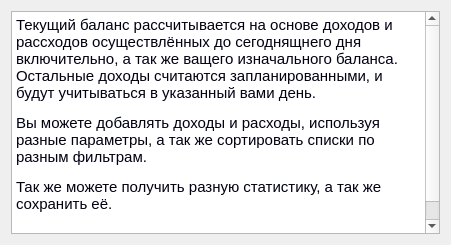
Above: addition_dialog.ui from stepanshustov/financial_assistant before the change. Below: the same form after it.
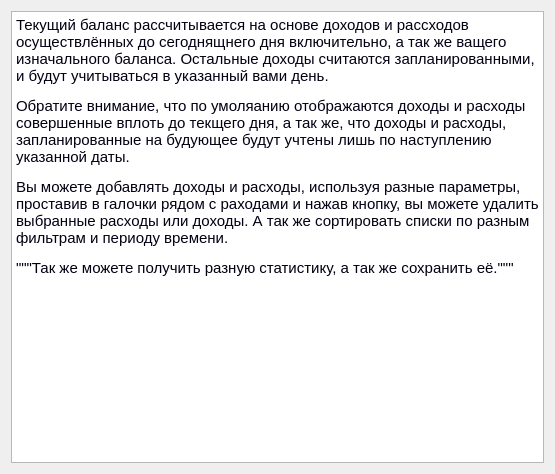
That is the form after the change.

What changed in the file:
```diff
--- a/addition_dialog.ui
+++ b/addition_dialog.ui
@@ -6,8 +6,8 @@
    <rect>
     <x>0</x>
     <y>0</y>
-    <width>451</width>
-    <height>245</height>
+    <width>555</width>
+    <height>474</height>
    </rect>
   </property>
   <property name="windowTitle">
@@ -28,8 +28,9 @@
 p, li { white-space: pre-wrap; }
 &lt;/style&gt;&lt;/head&gt;&lt;body style=&quot; font-family:'MS Shell Dlg 2'; font-size:8.25pt; font-weight:400; font-style:normal;&quot;&gt;
 &lt;p style=&quot; margin-top:12px; margin-bottom:12px; margin-left:0px; margin-right:0px; -qt-block-indent:0; text-indent:0px;&quot;&gt;&lt;span style=&quot; font-size:11pt; color:#000012;&quot;&gt;Текущий баланс рассчитывается на основе доходов и рассходов осуществлённых до сегоднящнего дня включительно, а так же ващего изначального баланса. Остальные доходы считаются запланированными, и будут учитываться в указанный вами день.&lt;/span&gt;&lt;/p&gt;
-&lt;p style=&quot; margin-top:12px; margin-bottom:12px; margin-left:0px; margin-right:0px; -qt-block-indent:0; text-indent:0px;&quot;&gt;&lt;span style=&quot; font-size:11pt; color:#000012;&quot;&gt;Вы можете добавлять доходы и расходы, используя разные параметры, а так же сортировать списки по разным фильтрам.&lt;/span&gt;&lt;/p&gt;
-&lt;p style=&quot; margin-top:12px; margin-bottom:12px; margin-left:0px; margin-right:0px; -qt-block-indent:0; text-indent:0px;&quot;&gt;&lt;span style=&quot; font-size:11pt; color:#000012;&quot;&gt;Так же можете получить разную статистику, а так же сохранить её.&lt;/span&gt;&lt;/p&gt;
+&lt;p style=&quot; margin-top:12px; margin-bottom:12px; margin-left:0px; margin-right:0px; -qt-block-indent:0; text-indent:0px;&quot;&gt;&lt;span style=&quot; font-size:11pt; color:#000012;&quot;&gt;Обратите внимание, что по умоляанию отображаются доходы и расходы совершенные вплоть до текщего дня, а так же, что доходы и расходы, запланированные на будующее будут учтены лишь по наступлению указанной даты.&lt;/span&gt;&lt;/p&gt;
+&lt;p style=&quot; margin-top:12px; margin-bottom:12px; margin-left:0px; margin-right:0px; -qt-block-indent:0; text-indent:0px;&quot;&gt;&lt;span style=&quot; font-size:11pt; color:#000012;&quot;&gt;Вы можете добавлять доходы и расходы, используя разные параметры, проставив в галочки рядом с раходами и нажав кнопку, вы можете удалить выбранные расходы или доходы. А так же сортировать списки по разным фильтрам и периоду времени.&lt;/span&gt;&lt;/p&gt;
+&lt;p style=&quot; margin-top:12px; margin-bottom:12px; margin-left:0px; margin-right:0px; -qt-block-indent:0; text-indent:0px;&quot;&gt;&lt;span style=&quot; font-size:11pt; color:#000012;&quot;&gt;&amp;quot;&amp;quot;&amp;quot;Так же можете получить разную статистику, а так же сохранить её.&amp;quot;&amp;quot;&amp;quot;&lt;/span&gt;&lt;/p&gt;
 &lt;p style=&quot; margin-top:12px; margin-bottom:12px; margin-left:0px; margin-right:0px; -qt-block-indent:0; text-indent:0px;&quot;&gt;&lt;span style=&quot; color:#000012;&quot;&gt;&lt;br /&gt;&lt;/span&gt;&lt;/p&gt;&lt;/body&gt;&lt;/html&gt;</string>
      </property>
     </widget>
```
